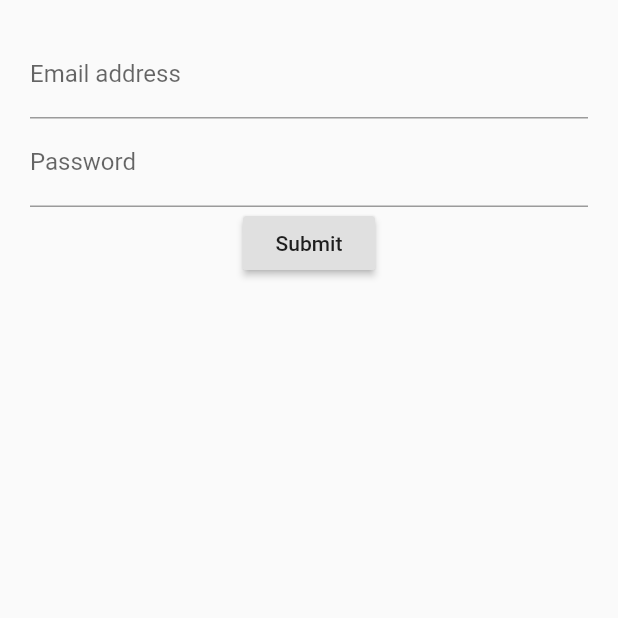
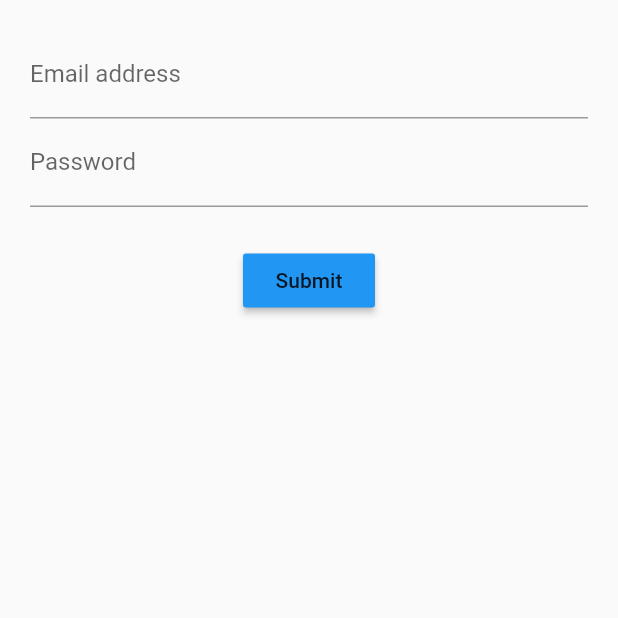
Before and after one commit to agalanis7/login_stateful, a Flutter app: the screen it shows after launch, after a tap on "Submit", on a phone screen of 412 x 824 dp, the top half of it. Run offline on Flutter 3.47's test engine with Material 2 defaults, Android fonts, the phone set to English and light mode, and no system bars.

```diff
--- a/lib/src/screens/login_screen.dart
+++ b/lib/src/screens/login_screen.dart
@@ -7,14 +7,18 @@ class LoginScreen extends StatefulWidget {
 }
 
 class LoginScreenState extends State<LoginScreen> {
+  final formKey = GlobalKey<FormState>();
+
   Widget build(context) {
     return Container(
       margin: EdgeInsets.all(20.0),
       child: Form(
+        key: formKey,
         child: Column(
           children: [
             emailField(),
             passwordField(),
+            Container(margin: EdgeInsets.only(top: 25.0)),
             submitButton(),
           ],
         )
@@ -34,18 +38,21 @@ class LoginScreenState extends State<LoginScreen> {
 
   Widget passwordField() {
     return TextFormField(
-      //obscureText: true,
-      decoration: InputDecoration(
-        labelText: 'Password',
-        hintText: 'Password',
-      ),
-    );
+        decoration: InputDecoration(
+          labelText: 'Password',
+          hintText: 'Password',
+        ),
+      );
   }
+
 
   Widget submitButton() {
     return RaisedButton(
+      color: Colors.blue,
       child: Text('Submit'),
-      onPressed: () {},
+      onPressed: () {
+        formKey.currentState.reset();
+      },
     );
   }
 }
```
